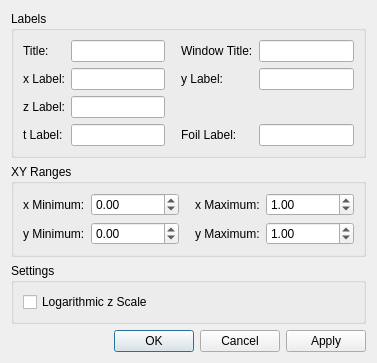
First picture: the form in ui/plot_properties.ui, repository tweber-ill/frm_mirror-miezetools, before the edit.
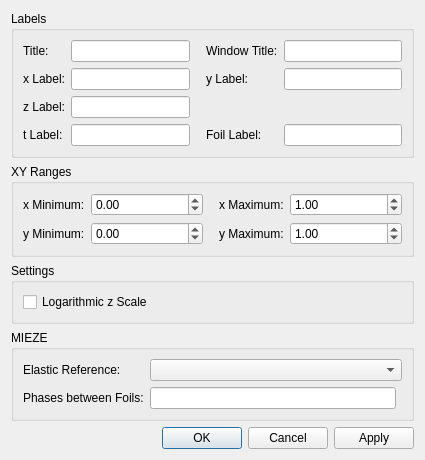
Second picture: the form after the edit.

Commit message: a) added summing of tof image; b) added manual phase settings

Patch:
```diff
--- a/ui/plot_properties.ui
+++ b/ui/plot_properties.ui
@@ -6,8 +6,8 @@
    <rect>
     <x>0</x>
     <y>0</y>
-    <width>371</width>
-    <height>318</height>
+    <width>425</width>
+    <height>413</height>
    </rect>
   </property>
   <property name="windowTitle">
@@ -248,6 +248,41 @@
      </layout>
     </widget>
    </item>
+   <item>
+    <widget class="QGroupBox" name="groupMIEZE">
+     <property name="title">
+      <string>MIEZE</string>
+     </property>
+     <property name="checkable">
+      <bool>false</bool>
+     </property>
+     <property name="checked">
+      <bool>false</bool>
+     </property>
+     <layout class="QGridLayout" name="gridLayout_4">
+      <item row="0" column="1" colspan="2">
+       <widget class="QComboBox" name="comboRef"/>
+      </item>
+      <item row="0" column="0">
+       <widget class="QLabel" name="labelRef">
+        <property name="text">
+         <string>Elastic Reference:</string>
+        </property>
+       </widget>
+      </item>
+      <item row="1" column="0">
+       <widget class="QLabel" name="labelPhases">
+        <property name="text">
+         <string>Phases between Foils:</string>
+        </property>
+       </widget>
+      </item>
+      <item row="1" column="1">
+       <widget class="QLineEdit" name="editPhases"/>
+      </item>
+     </layout>
+    </widget>
+   </item>
    <item>
     <widget class="QDialogButtonBox" name="buttonBox">
      <property name="orientation">
```
The commit also changes 15 other files.
